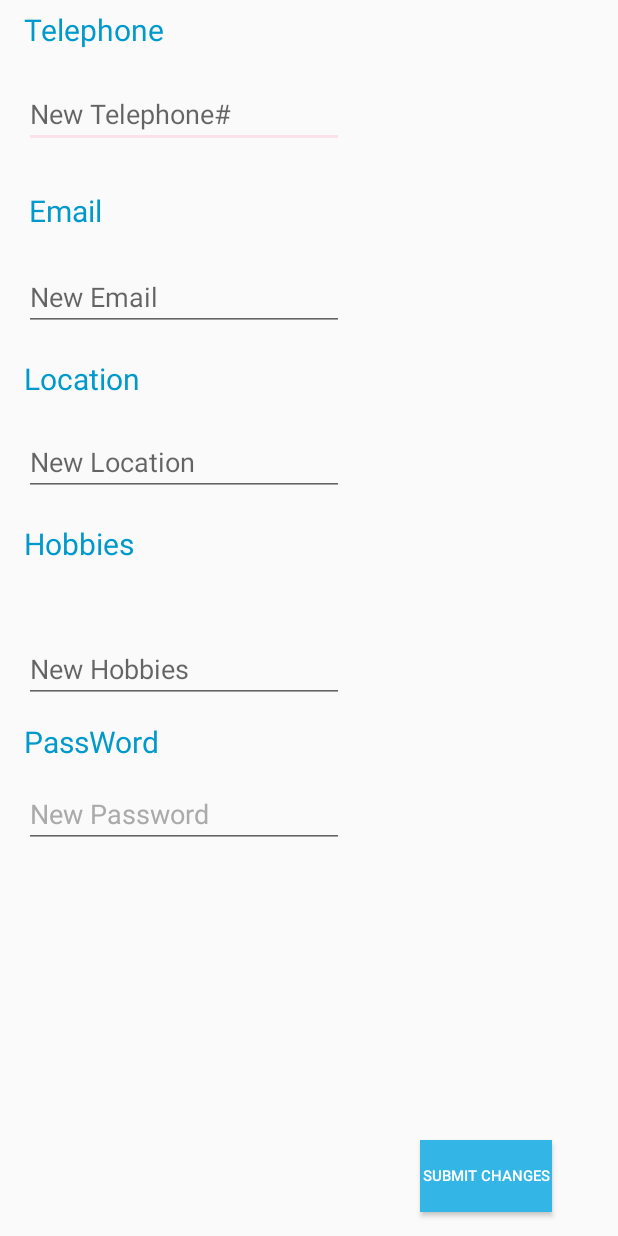
After one commit to NinjaSong/MyFirstApp, an Android app: the Change_Profile screen opened directly, with no data from a screen before it, on a phone screen of 412 x 824 dp. The commit adds this screen. Run offline under Robolectric (Android 15) with nearby library versions, the phone set to English and light mode, and no system bars; our stand-ins replace Firebase (no records; nobody signed in at launch, a user with empty details on screens opened directly).

Commit message:
add the edit_profile xml and add the Change_Profile acitivity

```diff
--- /dev/null
+++ b/app/src/main/java/com/example/song/myfirstapp/Change_Profile.java
@@ -0,0 +1,66 @@
+package com.example.song.myfirstapp;
+
+import android.os.Bundle;
+import android.support.v7.app.AppCompatActivity;
+import android.support.v7.widget.Toolbar;
+import android.view.View;
+import android.widget.Button;
+import android.widget.EditText;
+import android.widget.TextView;
+import com.google.firebase.database.DatabaseReference;
+import com.google.firebase.database.FirebaseDatabase;
+
+public class Change_Profile extends AppCompatActivity {
+    private Button sbchangesb;
+    private EditText mTel;
+    private EditText mEmail;
+    private EditText mLocation;
+    private EditText mHobby;
+    private EditText mPassword;
+    private TextView username;
+
+    protected void onCreate(Bundle savedInstanceState) {
+        super.onCreate(savedInstanceState);
+        setContentView(R.layout.edit_profile);
+        Toolbar toolbar = (Toolbar) findViewById(R.id.toolbar);
+        setSupportActionBar(toolbar);
+
+
+//        FirebaseDatabase database = FirebaseDatabase.getInstance();
+//        final DatabaseReference mRootRef = database.getReference("https://travelmash-49f51.firebaseio.com/");
+//        sbchangesb=(Button) findViewById(R.id.sub_changes_b);
+//        mTel=(EditText) findViewById(R.id.edittel);
+//        mEmail=(EditText) findViewById(R.id.editemail);
+//        mLocation=(EditText) findViewById(R.id.editlocation);
+//        mHobby=(EditText) findViewById(R.id.edithobby);
+//        mPassword=(EditText) findViewById(R.id.password);
+////        username=(TextView) findViewById(R.id.user_profile_name);
+//        sbchangesb.setOnClickListener(new View.OnClickListener(){
+//            @Override
+//            public void onClick(View view){
+//                String vpassword=mPassword.getText().toString();
+//                String vTel=mTel.getText().toString();
+//                String vEmail=mEmail.getText().toString();
+//                String vLocation=mLocation.getText().toString();
+//                String vHobby=mHobby.getText().toString();
+//                String vusername="Eddie";
+//                DatabaseReference childRef=mRootRef.child(vusername);
+//                DatabaseReference childTel=childRef.child("Telephone");
+//                childTel.setValue(vTel);
+//                DatabaseReference childEmail=childRef.child("Email");
+//                childEmail.setValue(vEmail);
+//                DatabaseReference childLocation=childRef.child("Location");
+//                childLocation.setValue(vLocation);
+//                DatabaseReference childHobby=childRef.child("Hobby");
+//                childHobby.setValue(vHobby);
+//                DatabaseReference childPassword= childRef.child("Password");
+//                childPassword.setValue(vpassword);
+//                FirebaseDatabase.getInstance().goOffline();
+//
+//
+//
+//            }
+//        });
+    }
+
+}
--- a/app/src/main/res/layout/activity_profilename.xml
+++ b/app/src/main/res/layout/activity_profilename.xml
@@ -24,6 +24,7 @@
         android:layout_width="match_parent"
         android:layout_height="0dp"
         android:layout_weight="1">
+
 
         <TextView
             android:id="@+id/message"
--- /dev/null
+++ b/app/src/main/res/layout/edit_profile.xml
@@ -0,0 +1,153 @@
+<?xml version="1.0" encoding="utf-8"?>
+<android.support.constraint.ConstraintLayout xmlns:android="http://schemas.android.com/apk/res/android"
+    xmlns:app="http://schemas.android.com/apk/res-auto"
+    xmlns:tools="http://schemas.android.com/tools"
+    android:layout_width="match_parent"
+    android:layout_height="match_parent"
+    app:layout_behavior="@string/appbar_scrolling_view_behavior"
+    tools:context="com.example.song.myfirstapp.Change_Profile">
+
+    <TextView
+        android:id="@+id/textView2"
+        android:layout_width="wrap_content"
+        android:layout_height="wrap_content"
+        android:text="Telephone"
+        android:textColor="@android:color/holo_blue_dark"
+        android:textSize="20sp"
+        app:layout_constraintTop_toTopOf="parent"
+        android:layout_marginTop="6dp"
+        android:layout_marginLeft="16dp"
+        app:layout_constraintLeft_toLeftOf="parent" />
+
+    <EditText
+        android:id="@+id/edittel"
+        android:layout_width="wrap_content"
+        android:layout_height="wrap_content"
+        android:layout_marginTop="20dp"
+        android:ems="10"
+        android:hint="New Telephone#"
+        android:inputType="textPersonName"
+        app:layout_constraintTop_toBottomOf="@+id/textView2"
+        android:layout_marginLeft="16dp"
+        app:layout_constraintLeft_toLeftOf="parent" />
+
+    <TextView
+        android:id="@+id/textView4"
+        android:layout_width="wrap_content"
+        android:layout_height="wrap_content"
+        android:layout_margin="19dp"
+        android:layout_marginTop="8dp"
+        android:text="Email"
+        android:textColor="@android:color/holo_blue_dark"
+        android:textSize="20sp"
+        app:layout_constraintBottom_toBottomOf="parent"
+        app:layout_constraintTop_toBottomOf="@+id/edittel"
+        app:layout_constraintVertical_bias="0.013"
+        android:layout_marginLeft="19dp"
+        app:layout_constraintLeft_toLeftOf="parent" />
+
+    <EditText
+        android:id="@+id/editemail"
+        android:layout_width="wrap_content"
+        android:layout_height="wrap_content"
+        android:layout_marginTop="21dp"
+        android:ems="10"
+        android:hint="New Email"
+        android:inputType="textPersonName"
+        app:layout_constraintTop_toBottomOf="@+id/textView4"
+        android:layout_marginLeft="16dp"
+        app:layout_constraintLeft_toLeftOf="parent" />
+
+    <TextView
+        android:id="@+id/textView5"
+        android:layout_width="wrap_content"
+        android:layout_height="wrap_content"
+        android:layout_marginTop="18dp"
+        android:text="Location"
+        android:textColor="@android:color/holo_blue_dark"
+        android:textSize="20sp"
+        app:layout_constraintTop_toBottomOf="@+id/editemail"
+        android:layout_marginLeft="16dp"
+        app:layout_constraintLeft_toLeftOf="parent" />
+
+    <EditText
+        android:id="@+id/editlocation"
+        android:layout_width="wrap_content"
+        android:layout_height="wrap_content"
+        android:layout_marginTop="19dp"
+        android:ems="10"
+        android:hint="New Location"
+        android:inputType="textPersonName"
+        app:layout_constraintTop_toBottomOf="@+id/textView5"
+        android:layout_marginLeft="16dp"
+        app:layout_constraintLeft_toLeftOf="parent" />
+
+    <TextView
+        android:id="@+id/textView6"
+        android:layout_width="wrap_content"
+        android:layout_height="wrap_content"
+        android:hint="Hobbies"
+        android:text="Hobbies"
+        android:textColor="@android:color/holo_blue_dark"
+        android:textSize="20sp"
+        android:layout_marginTop="18dp"
+        app:layout_constraintTop_toBottomOf="@+id/editlocation"
+        android:layout_marginLeft="16dp"
+        app:layout_constraintLeft_toLeftOf="parent" />
+
+    <EditText
+        android:id="@+id/edithobby"
+        android:layout_width="wrap_content"
+        android:layout_height="wrap_content"
+        android:layout_marginBottom="15dp"
+        android:ems="10"
+        android:hint="New Hobbies"
+        android:inputType="textPersonName"
+        app:layout_constraintBottom_toBottomOf="parent"
+        android:layout_marginTop="8dp"
+        app:layout_constraintTop_toBottomOf="@+id/textView6"
+        app:layout_constraintVertical_bias="0.104"
+        android:layout_marginLeft="16dp"
+        app:layout_constraintLeft_toLeftOf="parent" />
+
+    <TextView
+        android:id="@+id/textView12"
+        android:layout_width="wrap_content"
+        android:layout_height="wrap_content"
+        android:layout_marginLeft="16dp"
+        android:layout_marginTop="12dp"
+        android:text="PassWord"
+        android:textColor="@android:color/holo_blue_dark"
+        android:textSize="20sp"
+        app:layout_constraintLeft_toLeftOf="parent"
+        app:layout_constraintTop_toBottomOf="@+id/edithobby" />
+
+    <Button
+        android:id="@+id/sub_changes_b"
+        android:layout_width="wrap_content"
+        android:layout_height="wrap_content"
+        android:layout_marginBottom="16dp"
+        android:layout_marginTop="8dp"
+        android:background="@android:color/holo_blue_light"
+        android:text="Submit Changes"
+        android:textColor="@android:color/background_light"
+        android:textSize="10sp"
+        app:layout_constraintBottom_toBottomOf="parent"
+        app:layout_constraintTop_toTopOf="parent"
+        app:layout_constraintVertical_bias="1.0"
+        android:layout_marginLeft="280dp"
+        app:layout_constraintLeft_toLeftOf="parent" />
+
+    <EditText
+        android:id="@+id/password"
+        android:layout_width="wrap_content"
+        android:layout_height="wrap_content"
+        android:layout_marginLeft="16dp"
+        android:layout_marginTop="12dp"
+        android:ems="10"
+        android:inputType="textPersonName"
+        android:text="New Password"
+        android:textColor="@android:color/darker_gray"
+        app:layout_constraintLeft_toLeftOf="parent"
+        app:layout_constraintTop_toBottomOf="@+id/textView12" />
+</android.support.constraint.ConstraintLayout>
```
